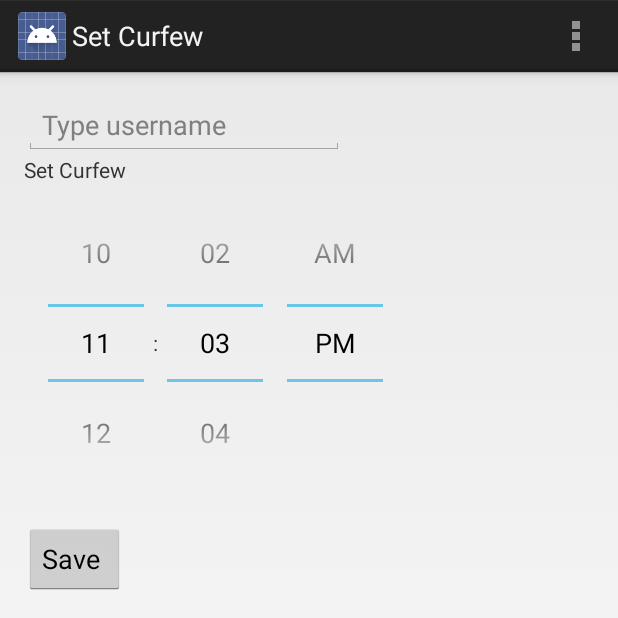
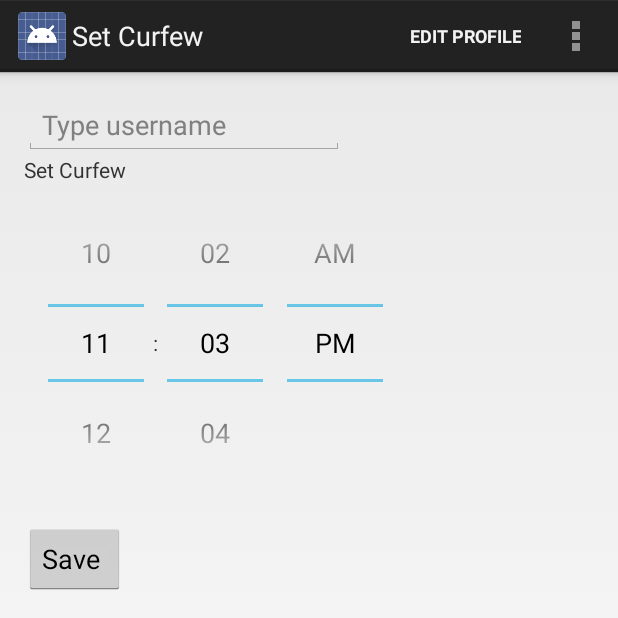
Before and after one commit to pfista/Curfew, an Android app: the MainActivity screen opened directly, with no data from a screen before it, in the options menu, after a tap on "Create Curfew", on a phone screen of 412 x 824 dp, the top half of it. Run offline under Robolectric (Android 15) with nearby library versions, the phone set to English and light mode, and no system bars; libraries missing offline, so code that uses them is left out: com.parse; 12 statements that could not run were skipped.

Commit message:
Added Profile Settings activity, added image upload activity, user image now is shown on main activity and profile settings activity, next thing to do is to show the other users' image on the user activity as well as showing the user's picture in the list view.

```diff
--- a/Curfew/src/main/java/com/curfew/MainActivity.java
+++ b/Curfew/src/main/java/com/curfew/MainActivity.java
@@ -2,6 +2,8 @@ package com.curfew;
 
 import android.app.Activity;
 import android.content.Intent;
+import android.graphics.Bitmap;
+import android.graphics.BitmapFactory;
 import android.os.Bundle;
 import android.util.Log;
 import android.view.Menu;
@@ -9,14 +11,17 @@ import android.view.MenuItem;
 import android.view.View;
 import android.widget.AdapterView;
 import android.widget.ArrayAdapter;
+import android.widget.ImageView;
 import android.widget.ListView;
 import android.widget.TextView;
 
 import com.parse.FindCallback;
 import com.parse.GetCallback;
+import com.parse.GetDataCallback;
 import com.parse.Parse;
 import com.parse.ParseAnalytics;
 import com.parse.ParseException;
+import com.parse.ParseFile;
 import com.parse.ParseObject;
 import com.parse.ParseQuery;
 import com.parse.ParseUser;
@@ -34,6 +39,7 @@ public class MainActivity extends Activity {
     protected ArrayList<String> mToUserList;
     protected ListView mCurfewListView;
     protected ArrayAdapter mCurfewAdapter;
+    protected ImageView mProfilePicture;
 
 
     @Override
@@ -50,6 +56,7 @@ public class MainActivity extends Activity {
         mCurfewAdapter = new ArrayAdapter<String>(getApplicationContext(),
                 R.layout.curfewtextview, mToUserList);
         mCurfewListView.setAdapter(mCurfewAdapter);
+        mProfilePicture = (ImageView) findViewById(R.id.profilePicture);
 
         //Starting the service
         startService(new Intent(this, CurfewService.class));
@@ -102,6 +109,20 @@ public class MainActivity extends Activity {
                     }
                 }
             });
+            ParseFile file = (ParseFile)mCurrentUser.get("profilePicture");
+            try{
+                file.getDataInBackground(new GetDataCallback(){
+                    @Override
+                    public void done(byte[] data, ParseException e){
+                        Bitmap bmp = BitmapFactory.decodeByteArray(data, 0, data.length);
+                        if(data!=null)
+                            mProfilePicture.setImageBitmap(bmp);
+
+                    }
+                });
+            }catch(Exception e){
+                Log.d(TAG, e.toString());
+            }
         }
     }
 
@@ -125,6 +146,9 @@ public class MainActivity extends Activity {
             case R.id.action_add_curfew:
                 Intent intent2 = new Intent(this, SetCurfewActivity.class);
                 startActivity(intent2);
+            case R.id.action_profile_settings:
+                Intent intent3 = new Intent(this, ProfileSettingsActivity.class);
+                startActivity(intent3);
             default:
                 return super.onOptionsItemSelected(item);
         }
--- /dev/null
+++ b/Curfew/src/main/java/com/curfew/ProfileSettingsActivity.java
@@ -0,0 +1,74 @@
+package com.curfew;
+
+import android.app.Activity;
+import android.content.Intent;
+import android.graphics.Bitmap;
+import android.graphics.BitmapFactory;
+import android.os.Bundle;
+import android.util.Log;
+import android.view.Menu;
+import android.view.View;
+import android.widget.Button;
+import android.widget.ImageView;
+import android.widget.TextView;
+
+import com.parse.GetDataCallback;
+import com.parse.ParseException;
+import com.parse.ParseFile;
+import com.parse.ParseUser;
+
+public class ProfileSettingsActivity extends Activity {
+    private ParseUser mCurrentUser;
+    TextView mUsernameTextView;
+    ImageView mProfilePicture;
+    Button mEditProfilePicture;
+    private String TAG = "com.curfew.ProfileSettingsActivity";
+    @Override
+    protected void onCreate(Bundle savedInstanceState) {
+        super.onCreate(savedInstanceState);
+        setContentView(R.layout.profile_settings);
+        mCurrentUser = ParseUser.getCurrentUser();
+        mUsernameTextView = (TextView) findViewById(R.id.username);
+        mUsernameTextView.setText(mCurrentUser.getUsername());
+        mProfilePicture = (ImageView) findViewById(R.id.profilePicture);
+        mEditProfilePicture = (Button) findViewById(R.id.editProfilePictureButton);
+        mEditProfilePicture.setOnClickListener(new View.OnClickListener() {
+            @Override
+            public void onClick(View view) {
+
+                Intent intent = new Intent(ProfileSettingsActivity.this, ImageUpload.class);
+                startActivity(intent);
+            }
+        });
+
+
+    }
+
+    @Override
+    protected void onResume(){
+        super.onResume();
+        ParseFile file = (ParseFile)mCurrentUser.get("profilePicture");
+        try{
+            file.getDataInBackground(new GetDataCallback(){
+            @Override
+            public void done(byte[] data, ParseException e){
+                Bitmap bmp = BitmapFactory.decodeByteArray(data, 0, data.length);
+                if(data!=null)
+                    mProfilePicture.setImageBitmap(bmp);
+
+            }
+        });
+        }catch(Exception e){
+            Log.d(TAG, e.toString());
+        }
+
+
+    }
+    @Override
+    public boolean onCreateOptionsMenu(Menu menu) {
+        // Inflate the menu; this adds items to the action bar if it is present.
+        getMenuInflater().inflate(R.menu.profile_settings, menu);
+        return true;
+    }
+
+}
--- /dev/null
+++ b/Curfew/src/main/res/menu/image_upload.xml
@@ -0,0 +1,6 @@
+<menu xmlns:android="http://schemas.android.com/apk/res/android">
+    <item android:id="@+id/action_settings"
+        android:title="@string/action_settings"
+        android:orderInCategory="100"
+        android:showAsAction="never" />
+</menu>
--- /dev/null
+++ b/Curfew/src/main/res/menu/imageupload_menu.xml
@@ -0,0 +1,5 @@
+<?xml version="1.0" encoding="utf-8"?>
+<menu xmlns:android="http://schemas.android.com/apk/res/android">
+    <item android:id="@+id/ic_menu_gallery" android:icon="@drawable/ic_menu_gallery"
+        android:title="Gallery" />
+</menu>
--- a/Curfew/src/main/res/menu/main.xml
+++ b/Curfew/src/main/res/menu/main.xml
@@ -7,4 +7,8 @@
     <item
         android:id="@+id/action_add_curfew"
         android:title="@string/add_curfew" />
+    <item
+        android:id="@+id/action_profile_settings"
+        android:title="Edit Profile"
+        android:showAsAction="always"/>
 </menu>
--- /dev/null
+++ b/Curfew/src/main/res/menu/profile_settings.xml
@@ -0,0 +1,6 @@
+<menu xmlns:android="http://schemas.android.com/apk/res/android">
+    <item android:id="@+id/action_settings"
+        android:title="@string/action_settings"
+        android:orderInCategory="100"
+        android:showAsAction="never" />
+</menu>
--- a/Curfew/src/main/res/values/strings.xml
+++ b/Curfew/src/main/res/values/strings.xml
@@ -20,5 +20,9 @@
 
     <string name="title_activity_activity_mapview">activity_mapview</string>
     <string name="hello_world">Hello world!</string>
+    <string name="title_activity_profile_settings">ProfileSettingsActivity</string>
+    <string name="edit_profile_pic_button">Change Picture</string>
+    <string name="title_activity_image_upload">ImageUploadActivity</string>
+    <string name="exception_message">An error has occured</string>
 
 </resources>
```
Also changed, not shown: Curfew/src/main/AndroidManifest.xml (+14 -6 lines), Curfew/src/main/java/com/curfew/ImageUpload.java (added, +260 -0 lines), Curfew/src/main/res/layout/imageupload.xml (added, +26 -0 lines), Curfew/src/main/res/layout/profile_settings.xml (added, +41 -0 lines).
